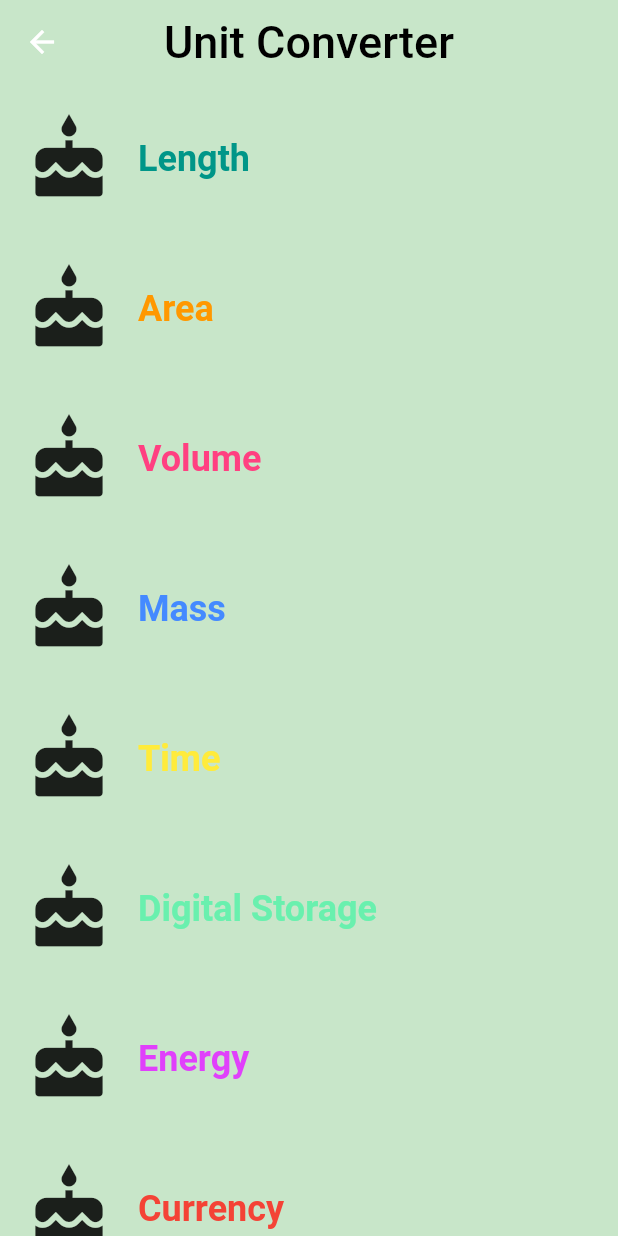
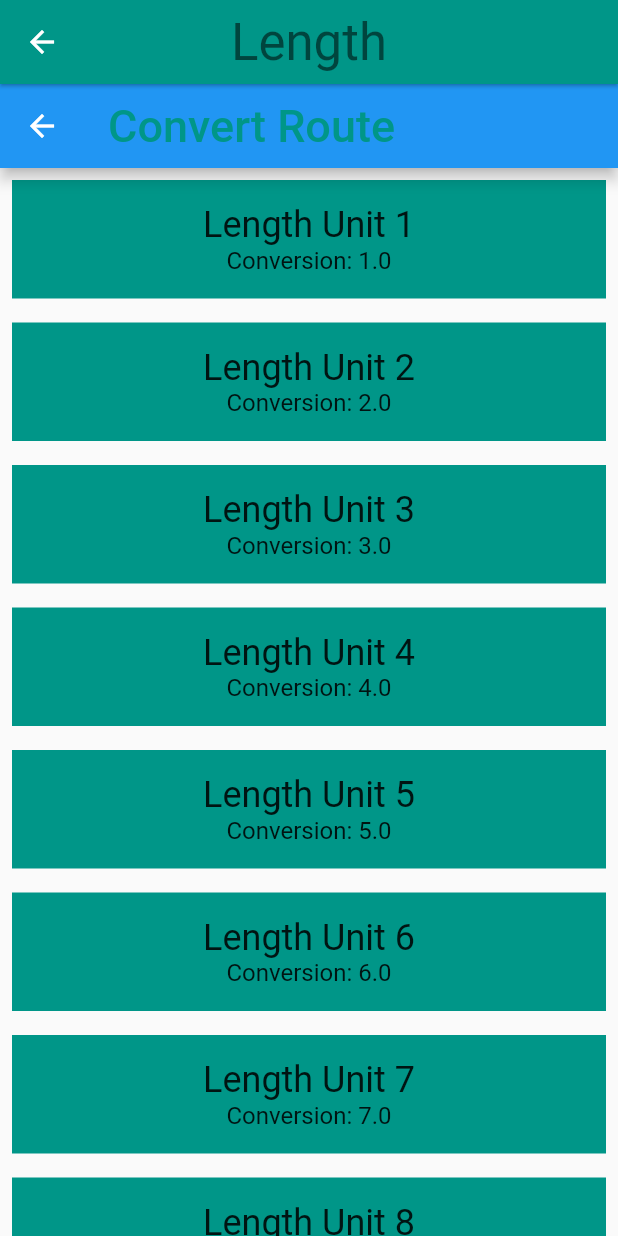
Before and after one commit to rcontrerasnet/flutter-udacity-course, a Flutter app: the CategoryRoute screen opened directly, after a tap on "Length", on a phone screen of 412 x 824 dp. Run offline on Flutter 3.47's test engine with Material 2 defaults, Android fonts, the phone set to English and light mode, and no system bars.

Commit message:
added convert route to show a list of units when user select a category name

```diff
--- a/lib/category.dart
+++ b/lib/category.dart
@@ -1,4 +1,6 @@
 import 'package:flutter/material.dart';
+import 'package:hello_rectangle/converter_route.dart';
+import 'package:hello_rectangle/unit.dart';
 
 final _rowHeight = 100.0;
 final _borderRadius = BorderRadius.circular(_rowHeight / 2);
@@ -7,13 +9,38 @@ class Category extends StatelessWidget {
   final IconData icon;
   final String name;
   final ColorSwatch color;
+  final List<Unit> units;
 
   const Category(
-      {Key key, @required this.icon, @required this.name, @required this.color})
+      {Key key, @required this.icon, @required this.name, @required this.color, @required this.units})
       : assert(name != null),
         assert(color != null),
         assert(icon != null),
+        assert(units != null),
         super(key: key);
+
+  void _navigateToConverter(BuildContext context){
+    Navigator.of(context).push(MaterialPageRoute<Null>(
+      builder: (BuildContext context){
+        return Scaffold(
+          appBar: AppBar(
+            elevation: 1.0,
+            title: Text(
+              name,
+              style: Theme.of(context).textTheme.display1,
+            ),
+            centerTitle: true,
+            backgroundColor: color,
+          ),
+          body: ConverterRoute(
+            categoryColor: color,
+            categoryName: name,
+            units: units,
+          ),
+        );
+      },
+    ));
+  }
 
   @override
   Widget build(BuildContext context) {
@@ -27,7 +54,7 @@ class Category extends StatelessWidget {
           highlightColor: this.color,
           splashColor: this.color,
           onTap: () {
-            print('I was tapped!');
+            _navigateToConverter(context);
           },
           child: Padding(
             padding: EdgeInsets.all(8.0),
--- a/lib/category_route.dart
+++ b/lib/category_route.dart
@@ -1,5 +1,6 @@
 import 'package:flutter/material.dart';
-import 'category.dart';
+import 'package:hello_rectangle/category.dart';
+import 'package:hello_rectangle/unit.dart';
 
 final _backgroundColor = Colors.green[100];
 
@@ -36,6 +37,17 @@ class CategoryRoute extends StatelessWidget{
     );
   }
 
+  // Returns a list of mock [Unit]s.
+  List<Unit> _retrieveUnitList(String categoryName){
+    return List.generate(10, (int i){
+      i += 1;
+      return Unit(
+        name: '$categoryName Unit $i',
+        conversion: i.toDouble(),
+      );
+    });
+  }
+
   @override
   Widget build(BuildContext context){
     final categories = <Category>[];
@@ -45,6 +57,7 @@ class CategoryRoute extends StatelessWidget{
         name: _categoryNames[i],
         color: _baseColors[i],
         icon: Icons.cake,
+        units: _retrieveUnitList(_categoryNames[i]),
         )
       );
     }
--- /dev/null
+++ b/lib/converter_route.dart
@@ -0,0 +1,63 @@
+import 'package:flutter/material.dart';
+import 'package:meta/meta.dart';
+
+import 'package:hello_rectangle/unit.dart';
+
+class ConverterRoute extends StatelessWidget{
+
+  final List<Unit> units;
+  final String categoryName;
+  final ColorSwatch categoryColor;
+
+  const ConverterRoute({
+    @required this.units,
+    @required this.categoryName,
+    @required this.categoryColor,
+  }) : assert(units != null),
+       assert(categoryName != null),
+       assert(categoryColor != null);
+
+  @override
+  Widget build(BuildContext context){
+
+    final unitWidgets = units.map((Unit unit){
+
+      return Container(
+        margin: EdgeInsets.all(8.0),
+        padding: EdgeInsets.all(16.0),
+        color: this.categoryColor,
+        child: Column(
+          children: <Widget>[
+            Text(
+              unit.name,
+              style:Theme.of(context).textTheme.headline,
+            ),
+            Text(
+              'Conversion: ${unit.conversion}',
+              style: Theme.of(context).textTheme.subhead,
+            ),
+          ],
+        ),
+      );
+    }).toList();
+
+    final listView = ListView(
+      children: unitWidgets,
+    );
+
+    final appBar = AppBar(
+      title: Text(
+        'Convert Route',
+        style: TextStyle(
+          color: this.categoryColor,
+          fontSize: 30.0
+        ),
+      )
+    );
+
+    return Scaffold(
+      appBar: appBar,
+      body: listView,
+    );
+  }
+}
--- a/lib/main.dart
+++ b/lib/main.dart
@@ -12,7 +12,7 @@ void main() {
         appBar: AppBar(
           title: Text('Hello Rectangle'),
         ),
-        body: LoginForm() //CategoryRoute()
+        body: CategoryRoute()
       ),
     ),
   );
--- /dev/null
+++ b/lib/unit.dart
@@ -0,0 +1,18 @@
+import 'package:meta/meta.dart';
+
+class Unit {
+  final String name;
+  final double conversion;
+
+  const Unit({
+    @required this.name,
+    @required this.conversion,
+  }) : assert(name != null),
+       assert(conversion != null);
+
+  Unit.fromJson(Map jsonMap)
+  : assert(jsonMap['name'] != null),
+  assert(jsonMap['conversion'] != null),
+  name = jsonMap['name'],
+  conversion = jsonMap['conversion'].toDouble();
+}
```
